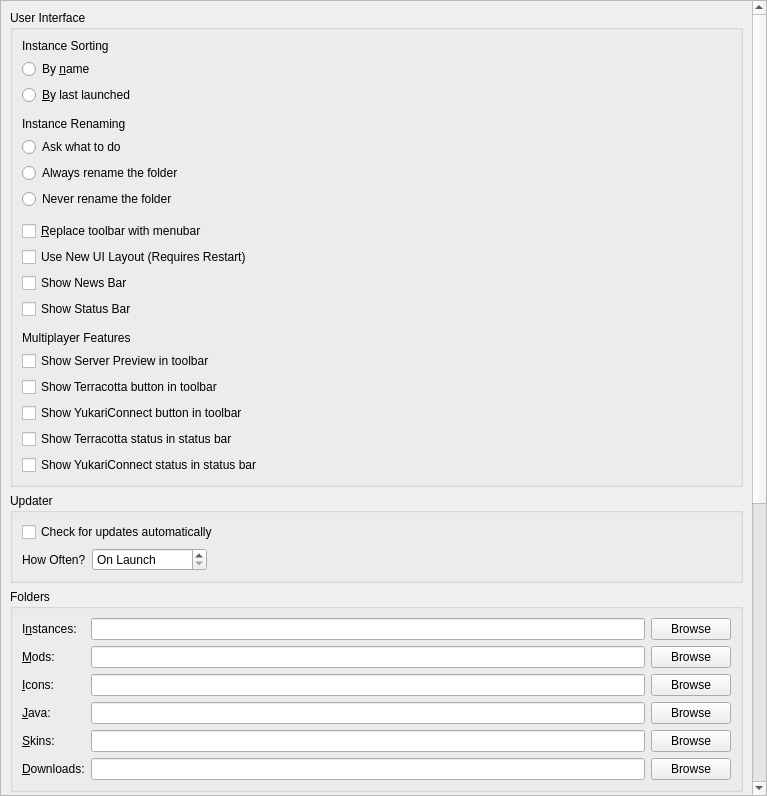
Before: the Qt Designer form launcher/ui/pages/global/LauncherPage.ui in AndreaFrederica/LunaLauncher, drawn with Qt 5.
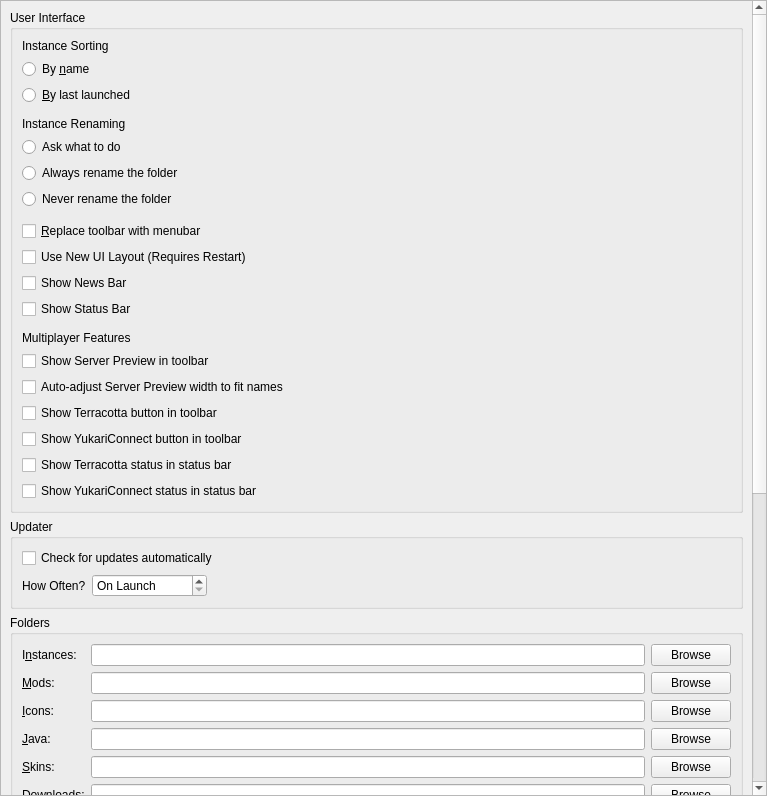
After: the same form once the commit is applied.

Diff of the .ui file:
```diff
--- a/launcher/ui/pages/global/LauncherPage.ui
+++ b/launcher/ui/pages/global/LauncherPage.ui
@@ -216,6 +216,13 @@
             </property>
            </widget>
           </item>
+          <item>
+           <widget class="QCheckBox" name="serverPreviewDynamicWidthCheckBox">
+            <property name="text">
+             <string>Auto-adjust Server Preview width to fit names</string>
+            </property>
+           </widget>
+          </item>
           <item>
            <widget class="QCheckBox" name="showTerracottaToolBarCheckBox">
             <property name="text">
```
